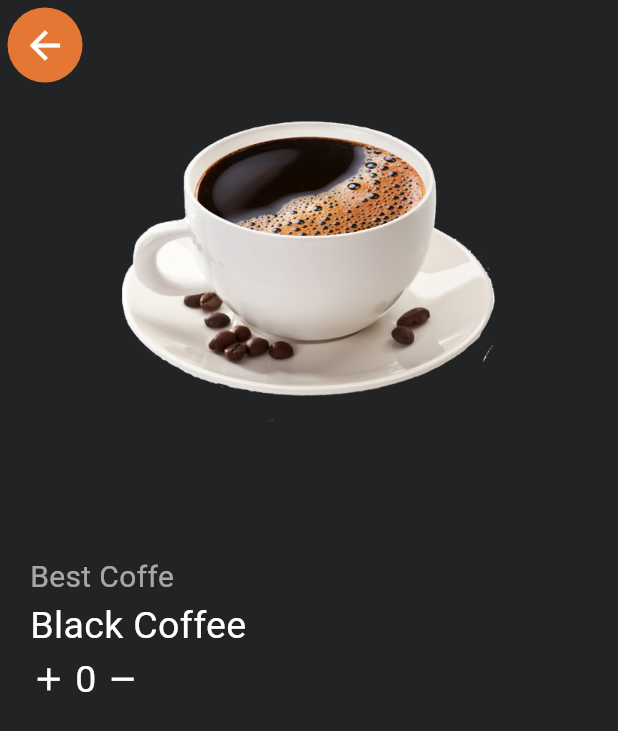
After one commit to YorranPetrick/Coffe_Shop_App, a Flutter app: the HomePage screen opened directly, after a tap on "Black Coffee", on a phone screen of 412 x 824 dp. The commit adds this screen. Shown: the top 731 px of the screen. Run offline on Flutter 3.47's test engine with Material 3 defaults, Android fonts, the phone set to English and light mode, and no system bars.

Commit message:
Details Coffe

```diff
--- /dev/null
+++ b/lib/components/coffee_quantity_value.dart
@@ -0,0 +1,58 @@
+import 'package:flutter/material.dart';
+
+class CoffeQuantityValue extends StatefulWidget {
+  const CoffeQuantityValue({Key? key}) : super(key: key);
+
+  @override
+  State<CoffeQuantityValue> createState() => _CoffeQuantityValueState();
+}
+
+class _CoffeQuantityValueState extends State<CoffeQuantityValue> {
+  int quantityCoffe = 0;
+
+  @override
+  Widget build(BuildContext context) {
+    return Row(
+      children: [
+        Container(
+          child: Row(children: [
+            InkWell(
+              onTap: () {
+                setState(() {
+                  quantityCoffe++;
+                  print(quantityCoffe);
+                });
+              },
+              child: Icon(
+                Icons.add,
+                size: 25,
+                color: Colors.white,
+              ),
+            ),
+            SizedBox(width: 5),
+            Text(
+              '$quantityCoffe',
+              style: TextStyle(color: Colors.white, fontSize: 25),
+            ),
+            SizedBox(width: 5),
+            InkWell(
+              onTap: () {
+                if (quantityCoffe > 0) {
+                  setState(() {
+                    quantityCoffe--;
+                    print(quantityCoffe);
+                  });
+                }
+              },
+              child: Icon(
+                Icons.remove,
+                size: 25,
+                color: Colors.white,
+              ),
+            ),
+          ]),
+        )
+      ],
+    );
+  }
+}
--- a/lib/components/gridview_coffe.dart
+++ b/lib/components/gridview_coffe.dart
@@ -18,28 +18,28 @@ class GradViewCoffe extends StatelessWidget {
           crossAxisSpacing: 8,
           children: [
             CardGridView(
-              coffeImage: 'assets/images/Latte.png',
-              nameCoffe: 'Latte',
-              descriptionCoffe: 'Best Coffe',
-              valueCoffe: '\$ 30',
+              coffeeImage: 'assets/images/Latte.png',
+              nameCoffee: 'Latte',
+              descriptionCoffee: 'Best Coffe',
+              valueCoffee: '\$ 30',
             ),
             CardGridView(
-              coffeImage: 'assets/images/Espresso.png',
-              nameCoffe: 'Espresso',
-              descriptionCoffe: 'Best Coffe',
-              valueCoffe: '\$ 25',
+              coffeeImage: 'assets/images/Espresso.png',
+              nameCoffee: 'Espresso',
+              descriptionCoffee: 'Best Coffe',
+              valueCoffee: '\$ 25',
             ),
             CardGridView(
-              coffeImage: 'assets/images/Black Coffee.png',
-              nameCoffe: 'Black Coffee',
-              descriptionCoffe: 'Best Coffe',
-              valueCoffe: '\$ 15',
+              coffeeImage: 'assets/images/Black Coffee.png',
+              nameCoffee: 'Black Coffee',
+              descriptionCoffee: 'Best Coffe',
+              valueCoffee: '\$ 15',
             ),
             CardGridView(
-              coffeImage: 'assets/images/Cold Coffee.png',
-              nameCoffe: 'Cold Coffee',
-              descriptionCoffe: 'Best Coffe',
-              valueCoffe: '\$ 20',
+              coffeeImage: 'assets/images/Cold Coffee.png',
+              nameCoffee: 'Cold Coffee',
+              descriptionCoffee: 'Best Coffe',
+              valueCoffee: '\$ 20',
             ),
           ],
         ),
--- /dev/null
+++ b/lib/components/image_background_appbar.dart
@@ -0,0 +1,51 @@
+import 'package:flutter/material.dart';
+
+class ImageBackgroundAppBar extends StatelessWidget {
+  final String imageCoffe;
+
+  const ImageBackgroundAppBar({required this.imageCoffe, Key? key})
+      : super(key: key);
+
+  @override
+  Widget build(BuildContext context) {
+    return Column(
+      children: [
+        Container(
+          padding: const EdgeInsets.only(
+            top: 5,
+            left: 5,
+          ),
+          alignment: Alignment.centerLeft,
+          width: double.infinity,
+          //Criação do botão para retornar a pagina Home
+          child: InkWell(
+            onTap: () {
+              Navigator.pop(context);
+            },
+            child: Container(
+              width: 50,
+              height: 50,
+              decoration: BoxDecoration(
+                color: const Color(0xFFE57734),
+                borderRadius: BorderRadius.circular(50),
+              ),
+              child: const Icon(
+                Icons.arrow_back,
+                size: 30,
+                color: Colors.white,
+              ),
+            ),
+          ),
+        ),
+        Container(
+          padding: const EdgeInsets.only(bottom: 50),
+          width: double.infinity,
+          height: 300,
+          child: Image.asset(
+            imageCoffe,
+          ),
+        ),
+      ],
+    );
+  }
+}
--- /dev/null
+++ b/lib/pages/page_details_coffee.dart
@@ -0,0 +1,71 @@
+import 'package:flutter/material.dart';
+
+import '../components/coffee_quantity_value.dart';
+import '../components/image_background_appbar.dart';
+
+class PageDetailsCoffee extends StatefulWidget {
+  final String coffeeImagePageDetails;
+  final String nameCoffeePageDetails;
+  final String descriptionCoffeePageDetails;
+  final String valueCoffeePageDetails;
+
+  const PageDetailsCoffee(
+      {required this.coffeeImagePageDetails,
+      required this.descriptionCoffeePageDetails,
+      required this.nameCoffeePageDetails,
+      required this.valueCoffeePageDetails,
+      Key? key})
+      : super(key: key);
+
+  @override
+  State<PageDetailsCoffee> createState() => _PageDetailsCoffeeState();
+}
+
+class _PageDetailsCoffeeState extends State<PageDetailsCoffee> {
+  @override
+  Widget build(BuildContext context) {
+    return SafeArea(
+        child: Scaffold(
+      backgroundColor: Color(0xFF212325),
+      body: Column(
+        crossAxisAlignment: CrossAxisAlignment.center,
+        children: [
+          ImageBackgroundAppBar(
+            imageCoffe: widget.coffeeImagePageDetails,
+          ),
+          SizedBox(
+            height: 15,
+          ),
+          Padding(
+            padding: const EdgeInsets.only(left: 20, right: 20),
+            child: Expanded(
+              child: SizedBox(
+                width: double.infinity,
+                child: Column(
+                  crossAxisAlignment: CrossAxisAlignment.start,
+                  children: [
+                    Text(
+                      widget.descriptionCoffeePageDetails,
+                      style: const TextStyle(
+                        color: Colors.white60,
+                        fontSize: 20,
+                      ),
+                    ),
+                    Text(
+                      widget.nameCoffeePageDetails,
+                      style: const TextStyle(
+                        color: Colors.white,
+                        fontSize: 25,
+                      ),
+                    ),
+                    CoffeQuantityValue(),
+                  ],
+                ),
+              ),
+            ),
+          )
+        ],
+      ),
+    ));
+  }
+}
--- a/lib/reusable_widgets/card_gridview.dart
+++ b/lib/reusable_widgets/card_gridview.dart
@@ -1,22 +1,36 @@
 import 'package:flutter/material.dart';
+import '../pages/page_details_coffee.dart';
 
 class CardGridView extends StatelessWidget {
-  final String coffeImage;
-  final String nameCoffe;
-  final String descriptionCoffe;
-  final String valueCoffe;
+  final String coffeeImage;
+  final String nameCoffee;
+  final String descriptionCoffee;
+  final String valueCoffee;
 
   const CardGridView(
-      {required this.coffeImage,
-      required this.nameCoffe,
-      required this.descriptionCoffe,
-      required this.valueCoffe,
+      {required this.coffeeImage,
+      required this.nameCoffee,
+      required this.descriptionCoffee,
+      required this.valueCoffee,
       Key? key})
       : super(key: key);
 
   @override
   Widget build(BuildContext context) {
-    return Container(
+    return InkWell(
+      onTap: () {
+        Navigator.push(
+          context,
+          MaterialPageRoute(
+              builder: (context) => PageDetailsCoffee(
+                    coffeeImagePageDetails: coffeeImage,
+                    nameCoffeePageDetails: nameCoffee,
+                    descriptionCoffeePageDetails: descriptionCoffee,
+                    valueCoffeePageDetails: valueCoffee,
+                  )),
+        );
+      },
+      child: Container(
         padding: const EdgeInsets.only(left: 10, right: 10),
         decoration: BoxDecoration(
           color: const Color(0xFF212325),
@@ -25,16 +39,16 @@ class CardGridView extends StatelessWidget {
         child: Column(
           mainAxisAlignment: MainAxisAlignment.spaceAround,
           children: [
-          Container(
+            SizedBox(
               width: 100,
               height: 100,
-            child: Image.asset(coffeImage),
+              child: Image.asset(coffeeImage),
             ),
             SizedBox(
               width: double.infinity,
               child: Text(
-              nameCoffe,
-              style: TextStyle(
+                nameCoffee,
+                style: const TextStyle(
                   color: Colors.white,
                   fontSize: 20,
                 ),
@@ -43,8 +57,8 @@ class CardGridView extends StatelessWidget {
             SizedBox(
               width: double.infinity,
               child: Text(
-              descriptionCoffe,
-              style: TextStyle(
+                descriptionCoffee,
+                style: const TextStyle(
                   color: Colors.white60,
                   fontSize: 16,
                 ),
@@ -54,8 +68,8 @@ class CardGridView extends StatelessWidget {
               mainAxisAlignment: MainAxisAlignment.spaceBetween,
               children: [
                 Text(
-                valueCoffe,
-                style: TextStyle(
+                  valueCoffee,
+                  style: const TextStyle(
                     color: Colors.white,
                     fontSize: 16,
                   ),
@@ -63,13 +77,13 @@ class CardGridView extends StatelessWidget {
                 Container(
                   width: 50,
                   height: 50,
-                decoration: BoxDecoration(
-                  color: const Color(0xFFE57734),
+                  decoration: const BoxDecoration(
+                    color: Color(0xFFE57734),
                     borderRadius: BorderRadius.only(
                       topLeft: Radius.circular(50),
                     ),
                   ),
-                child: Expanded(
+                  child: const Expanded(
                     child: Center(
                       child: Icon(Icons.favorite),
                     ),
@@ -79,6 +93,7 @@ class CardGridView extends StatelessWidget {
             )
           ],
         ),
+      ),
     );
   }
 }
```
Lines whose indentation alone changed are shown as unchanged.
